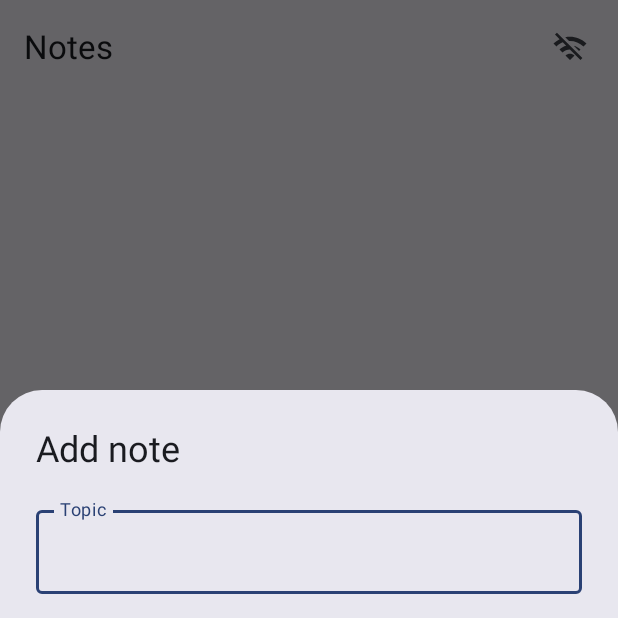
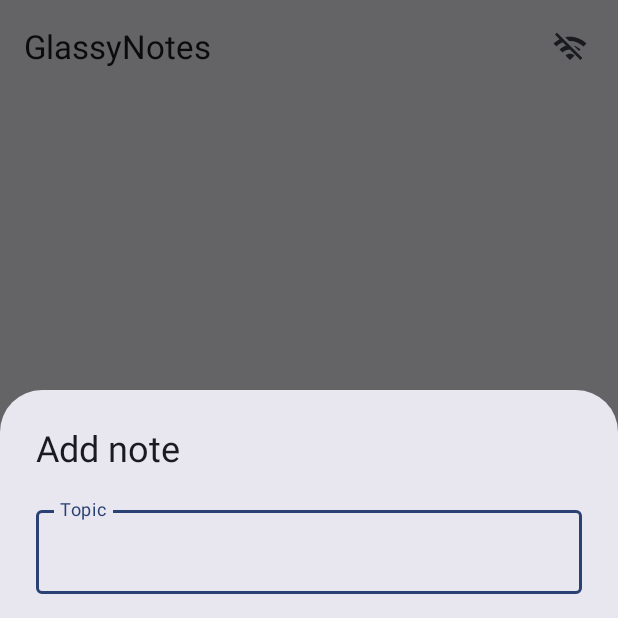
Before and after one commit to biederju/app-functions-glasses-sample, an Android app built with Jetpack Compose: the composable NotesOverviewContent shown on its own in the app's theme, after a tap on "Add note", on a phone screen of 412 x 824 dp, the top half of it. Run offline under Robolectric (Android 15) with nearby library versions, the phone set to English and light mode, and no system bars; libraries missing offline, so code that uses them is left out: androidx.xr.projected; 1 statement that could not run was skipped.

Commit message:
Aligned project with updated agents.md, updated app name

```diff
--- a/app/src/main/java/de/julianbiedermann/app_functions_glasses_sample/MainActivity.kt
+++ b/app/src/main/java/de/julianbiedermann/app_functions_glasses_sample/MainActivity.kt
@@ -10,7 +10,7 @@ import de.julianbiedermann.app_functions_glasses_sample.ui.notesoverview.NotesOv
 import de.julianbiedermann.app_functions_glasses_sample.ui.theme.AppfunctionsglassessampleTheme
 
 @AndroidEntryPoint
-class MainActivity : ComponentActivity() {
+internal class MainActivity : ComponentActivity() {
     override fun onCreate(savedInstanceState: Bundle?) {
         super.onCreate(savedInstanceState)
         enableEdgeToEdge()
--- a/app/src/main/java/de/julianbiedermann/app_functions_glasses_sample/audioInterface.kt
+++ b/app/src/main/java/de/julianbiedermann/app_functions_glasses_sample/audioInterface.kt
@@ -6,7 +6,7 @@ import android.util.Log
 import androidx.lifecycle.DefaultLifecycleObserver
 import androidx.lifecycle.LifecycleOwner
 
-class AudioInterface(
+internal class AudioInterface(
     private val context: Context,
     private val initializationMessage: String
 ) : DefaultLifecycleObserver {
--- a/app/src/main/java/de/julianbiedermann/app_functions_glasses_sample/di/DatabaseModule.kt
+++ b/app/src/main/java/de/julianbiedermann/app_functions_glasses_sample/di/StorageModule.kt
@@ -15,7 +15,7 @@ private val Context.dataStore: DataStore<Preferences> by preferencesDataStore(na
 
 @Module
 @InstallIn(SingletonComponent::class)
-internal object DatabaseModule {
+internal object StorageModule {
 
     @Provides
     @Singleton
--- a/app/src/main/java/de/julianbiedermann/app_functions_glasses_sample/repositories/NotesRepositoryImpl.kt
+++ b/app/src/main/java/de/julianbiedermann/app_functions_glasses_sample/repositories/NotesRepositoryImpl.kt
@@ -16,8 +16,6 @@ import javax.inject.Inject
 import javax.inject.Singleton
 
 private const val TAG = "NotesRepositoryImpl"
-
-private val Context.dataStore: DataStore<Preferences> by preferencesDataStore(name = "notes")
 
 @Singleton
 internal class NotesRepositoryImpl @Inject constructor(
--- a/app/src/main/java/de/julianbiedermann/app_functions_glasses_sample/ui/notesoverview/NotesOverviewScreen.kt
+++ b/app/src/main/java/de/julianbiedermann/app_functions_glasses_sample/ui/notesoverview/NotesOverviewScreen.kt
@@ -104,7 +104,7 @@ internal fun NotesOverviewContent(
         topBar = {
             TopAppBar(
                 title = {
-                    Text(stringResource(id = R.string.app_title_notes))
+                    Text(text = stringResource(id = R.string.app_name))
                 },
                 actions = {
                     Icon(
@@ -121,7 +121,10 @@ internal fun NotesOverviewContent(
         },
         floatingActionButton = {
             FloatingActionButton(onClick = { showDialog = true }) {
-                Icon(Icons.Filled.Add, contentDescription = stringResource(id = R.string.fab_add_note))
+                Icon(
+                    imageVector = Icons.Filled.Add,
+                    contentDescription = stringResource(id = R.string.fab_add_note)
+                )
             }
         }
     ) { paddingValues ->
@@ -140,7 +143,10 @@ internal fun NotesOverviewContent(
                     )
                 }
             } else {
-                NotesList(uiState.notes, onDeleteNote)
+                NotesList(
+                    notes = uiState.notes,
+                    onDeleteNote = onDeleteNote
+                )
             }
         }
     }
@@ -167,7 +173,10 @@ private fun NotesList(
         contentPadding = androidx.compose.foundation.layout.PaddingValues(16.dp)
     ) {
         items(notes, key = { it.id }) { note ->
-            NoteItem(note, onDeleteNote)
+            NoteItem(
+                note = note,
+                onDeleteNote = onDeleteNote
+            )
             HorizontalDivider(modifier = Modifier.fillMaxWidth())
         }
     }
@@ -184,10 +193,14 @@ private fun NoteItem(
         state = dismissState,
         modifier = Modifier.fillMaxWidth(),
         backgroundContent = {
-            SwipeDismissBackground(dismissState, onDeleteNote, note.id)
+            SwipeDismissBackground(
+                state = dismissState,
+                onDeleteNote = onDeleteNote,
+                noteId = note.id
+            )
         }
     ) {
-        NoteItemForeground(note)
+        NoteItemForeground(note = note)
     }
 }
 
@@ -271,19 +284,19 @@ private fun AddNoteDialog(
 
     AlertDialog(
         onDismissRequest = onDismiss,
-        title = { Text(stringResource(id = R.string.dialog_add_note_title)) },
+        title = { Text(text = stringResource(id = R.string.dialog_add_note_title)) },
         text = {
             Column {
                 OutlinedTextField(
                     value = topic,
                     onValueChange = { topic = it },
-                    label = { Text(stringResource(id = R.string.dialog_add_note_topic_hint)) },
+                    label = { Text(text = stringResource(id = R.string.dialog_add_note_topic_hint)) },
                     modifier = Modifier.fillMaxWidth()
                 )
                 OutlinedTextField(
                     value = text,
                     onValueChange = { text = it },
-                    label = { Text(stringResource(id = R.string.dialog_add_note_text_hint)) },
+                    label = { Text(text = stringResource(id = R.string.dialog_add_note_text_hint)) },
                     modifier = Modifier
                         .fillMaxWidth()
                         .padding(top = 8.dp)
@@ -298,12 +311,12 @@ private fun AddNoteDialog(
                     }
                 }
             ) {
-                Text(stringResource(id = R.string.dialog_add_note_save))
+                Text(text = stringResource(id = R.string.dialog_add_note_save))
             }
         },
         dismissButton = {
             TextButton(onClick = onDismiss) {
-                Text(stringResource(id = R.string.dialog_add_note_cancel))
+                Text(text = stringResource(id = R.string.dialog_add_note_cancel))
             }
         }
     )
--- a/app/src/main/java/de/julianbiedermann/app_functions_glasses_sample/ui/theme/Theme.kt
+++ b/app/src/main/java/de/julianbiedermann/app_functions_glasses_sample/ui/theme/Theme.kt
@@ -33,14 +33,14 @@ private val LightColorScheme = lightColorScheme(
 )
 
 @Composable
-fun AppfunctionsglassessampleTheme(
+internal fun AppfunctionsglassessampleTheme(
     darkTheme: Boolean = isSystemInDarkTheme(),
     // Dynamic color is available on Android 12+
     dynamicColor: Boolean = true,
     content: @Composable () -> Unit
 ) {
     val colorScheme = when {
-        dynamicColor && Build.VERSION.SDK_INT >= Build.VERSION_CODES.S -> {
+        dynamicColor -> {
             val context = LocalContext.current
             if (darkTheme) dynamicDarkColorScheme(context) else dynamicLightColorScheme(context)
         }
--- a/app/src/main/java/de/julianbiedermann/app_functions_glasses_sample/ui/theme/Type.kt
+++ b/app/src/main/java/de/julianbiedermann/app_functions_glasses_sample/ui/theme/Type.kt
@@ -7,7 +7,7 @@ import androidx.compose.ui.text.font.FontWeight
 import androidx.compose.ui.unit.sp
 
 // Set of Material typography styles to start with
-val Typography = Typography(
+internal val Typography = Typography(
     bodyLarge = TextStyle(
         fontFamily = FontFamily.Default,
         fontWeight = FontWeight.Normal,
--- a/app/src/main/res/values/strings.xml
+++ b/app/src/main/res/values/strings.xml
@@ -1,5 +1,5 @@
 <resources>
-    <string name="app_name">app-functions-glasses-sample</string>
+    <string name="app_name">GlassyNotes</string>
     <string name="hello_ai_glasses">Hello, Display Glasses!</string>
     <string name="launch">Launch</string>
     <string name="status_prefix">Status:</string>
@@ -7,7 +7,6 @@
     <string name="status_disconnected">Disconnected</string>
     <string name="unsupported_android_version">This version of Android is not supported</string>
     <string name="close">Close</string>
-    <string name="app_title_notes">Notes</string>
     <string name="fab_add_note">Add note</string>
     <string name="dialog_add_note_title">Add note</string>
     <string name="dialog_add_note_topic_hint">Topic</string>
--- a/gradle/libs.versions.toml
+++ b/gradle/libs.versions.toml
@@ -12,7 +12,7 @@ glimmerGoogleFonts = "1.0.0-alpha15"
 projected = "1.0.0-alpha10"
 hilt = "2.60.1"
 ksp = "2.3.6"
-datastorePreferences = "1.2.1"
+datastorePreferences = "1.3.0"
 kotlinxSerialization = "1.11.0"
 lifecycleViewModelCompose = "2.11.0"
 hiltNavigationCompose = "1.4.0"
```
Also changed, not shown: app/src/main/java/de/julianbiedermann/app_functions_glasses_sample/GlassesMainActivity.kt (+15 -16 lines), app/src/main/java/de/julianbiedermann/app_functions_glasses_sample/ui/theme/Color.kt (+6 -6 lines), 3 other files.
